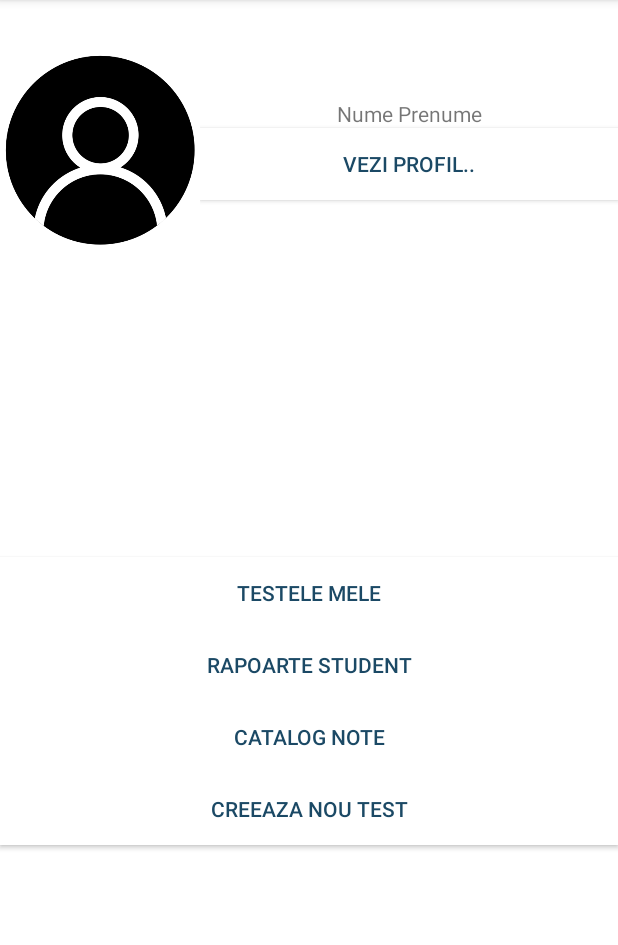
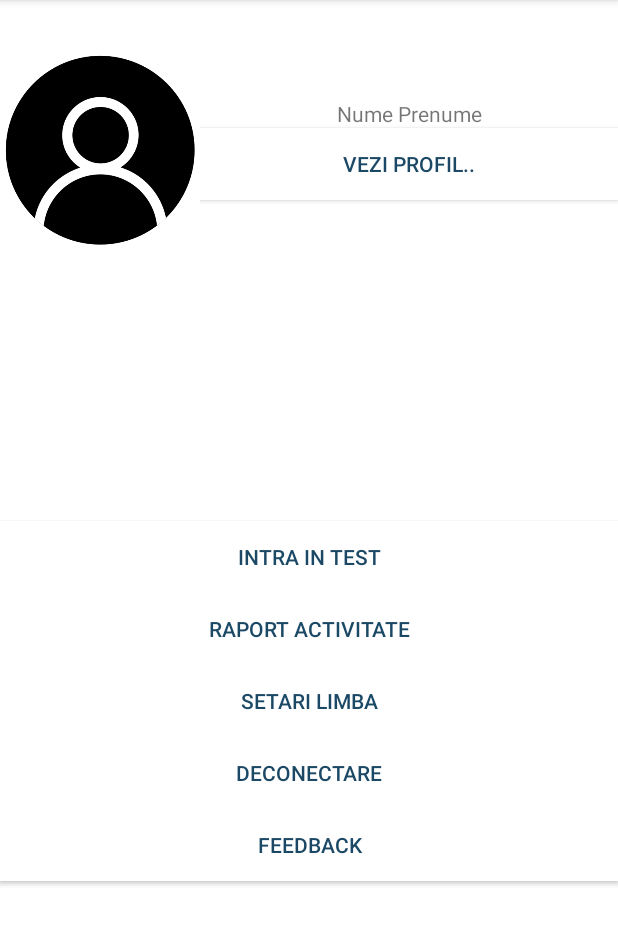
Before and after one commit to georgipaler/FinalCODEdown, an Android app: the screen it shows after launch (Meniu before the commit, MeniuStudent after it), on a phone screen of 412 x 824 dp, the part 84-1029 px from its top. Run offline under Robolectric (Android 15) with nearby library versions, the phone set to English and light mode, and no system bars.

Commit message:
pagina meniu Student

```diff
--- a/app/src/main/AndroidManifest.xml
+++ b/app/src/main/AndroidManifest.xml
@@ -9,14 +9,15 @@
         android:roundIcon="@mipmap/ic_launcher_round"
         android:supportsRtl="true"
         android:theme="@style/AppTheme">
-        <activity android:name=".Meniu">
+        <activity android:name=".MeniuStudent">
             <intent-filter>
                 <action android:name="android.intent.action.MAIN" />
 
                 <category android:name="android.intent.category.LAUNCHER" />
             </intent-filter>
         </activity>
-        <!--<activity android:name=".Meniu"></activity>-->
+        <!-- <activity android:name=".Meniu"></activity> -->
+        <!--<activity android:name=".MeniuStudent"></activity>-->
     </application>
 
 </manifest>
--- /dev/null
+++ b/app/src/main/java/com/example/android/myapplication/MeniuStudent.java
@@ -0,0 +1,14 @@
+package com.example.android.myapplication;
+
+import android.app.Activity;
+import android.support.v7.app.AppCompatActivity;
+import android.os.Bundle;
+
+public class MeniuStudent extends Activity {
+
+    @Override
+    protected void onCreate(Bundle savedInstanceState) {
+        super.onCreate(savedInstanceState);
+        setContentView(R.layout.activity_meniu_student);
+    }
+}
--- /dev/null
+++ b/app/src/main/res/layout/activity_meniu_student.xml
@@ -0,0 +1,101 @@
+<?xml version="1.0" encoding="utf-8"?>
+<LinearLayout xmlns:android="http://schemas.android.com/apk/res/android"
+    xmlns:app="http://schemas.android.com/apk/res-auto"
+    xmlns:tools="http://schemas.android.com/tools"
+    android:layout_width="match_parent"
+    android:layout_height="match_parent"
+    android:orientation="vertical"
+    tools:context=".Meniu"
+    android:background="#fff">
+
+    <LinearLayout
+        android:id="@+id/profile"
+        android:orientation="horizontal"
+        android:gravity="center_horizontal"
+        android:layout_width="match_parent"
+        android:layout_height="wrap_content"
+        android:paddingTop="50px">
+        <ImageView
+            android:layout_width="200px"
+            android:layout_height="200px"
+            android:background="@drawable/img"
+            android:paddingLeft="50px"/>
+
+        <LinearLayout
+            android:id="@+id/infoProfile"
+            android:layout_width="match_parent"
+            android:layout_height="match_parent"
+            android:orientation="vertical"
+            android:gravity="center">
+
+            <TextView
+                android:id="@+id/infoText"
+                android:layout_width="match_parent"
+                android:layout_height="wrap_content"
+                android:gravity="center"
+                android:text="Nume Prenume"/>
+
+
+            <Button
+                android:id="@+id/profilulMeu"
+                android:layout_width="match_parent"
+                android:layout_height="wrap_content"
+                android:gravity="center"
+                android:text="@string/profilulMeu"
+                android:textColor="#1B4965"
+                android:background="#fff"/>
+        </LinearLayout>
+    </LinearLayout>
+
+    <LinearLayout
+        android:id="@+id/groupNumbers"
+        android:orientation="vertical"
+        android:gravity="center_vertical"
+        android:layout_weight="0.7"
+        android:layout_width="match_parent"
+        android:layout_height="wrap_content">
+
+
+        <Button
+            android:id="@+id/intraTest"
+            android:layout_width="match_parent"
+            android:layout_height="wrap_content"
+            android:text="@string/intraTest"
+            android:textColor="#1B4965"
+            android:background="#fff"/>
+        <Button
+            android:id="@+id/raportulMeu"
+            android:layout_width="match_parent"
+            android:layout_height="wrap_content"
+            android:text="@string/raport"
+            android:textColor="#1B4965"
+            android:background="#fff"/>
+
+        <Button
+            android:id="@+id/setari"
+            android:layout_width="match_parent"
+            android:layout_height="wrap_content"
+            android:text="@string/setari"
+            android:textColor="#1B4965"
+            android:background="#fff"/>
+
+        <Button
+            android:id="@+id/deconectare"
+            android:layout_width="match_parent"
+            android:layout_height="wrap_content"
+            android:text="@string/deconectare"
+            android:textColor="#1B4965"
+            android:background="#fff"/>
+
+
+        <Button
+            android:id="@+id/feedbakc"
+            android:layout_width="match_parent"
+            android:layout_height="wrap_content"
+            android:text="@string/feedback"
+            android:textColor="#1B4965"
+            android:background="#fff"/>
+
+    </LinearLayout>
+
+</LinearLayout>
--- a/app/src/main/res/values/strings.xml
+++ b/app/src/main/res/values/strings.xml
@@ -2,10 +2,17 @@
     <string name="app_name">Final CODEdown</string>
     <string name="menu">Meniu</string>
 
-    //menu items
+    //menu items profesor
     <string name="profilulMeu">Vezi profil..</string>
     <string name="testeleMele">Testele mele</string>
     <string name="rapoarteStudent">Rapoarte student</string>
     <string name="catalogNote">Catalog note</string>
     <string name="creeazaTest">Creeaza nou test</string>
+
+    //menu items student
+    <string name="intraTest">Intra in test</string>
+    <string name="raport">Raport activitate</string>
+    <string name="setari">Setari limba</string>
+    <string name="deconectare">Deconectare</string>
+    <string name="feedback">Feedback</string>
 </resources>
```
